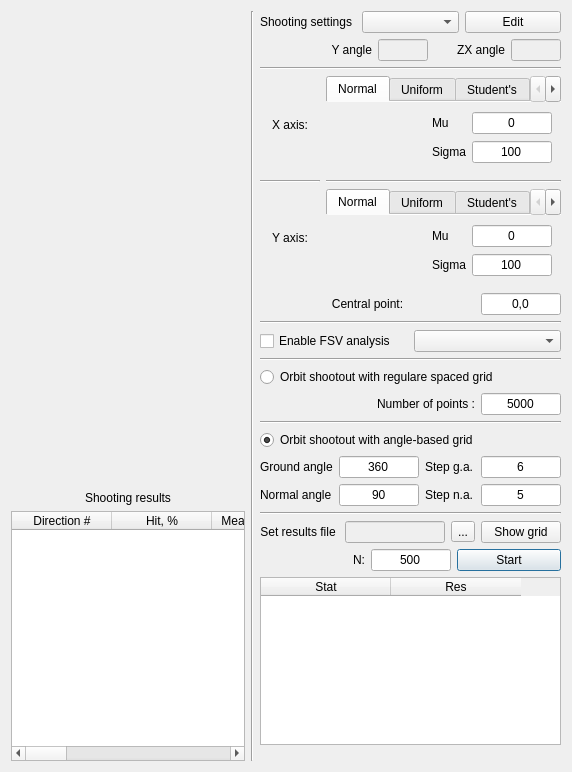
Qt form UI/statsshow.ui (bakeryproducts/ConstructorM4) before a commit.
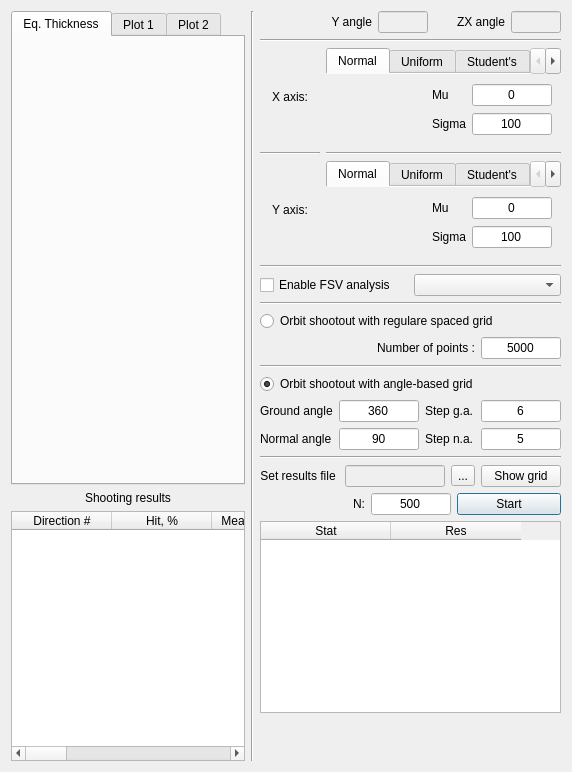
The same form after that commit.

Commit message: Long times, took a break. Refactoring code: making extraction from shooting data in extern class. more of universal usage

```diff
--- a/UI/statsshow.ui
+++ b/UI/statsshow.ui
@@ -17,13 +17,25 @@
    <item>
     <layout class="QVBoxLayout" name="verticalLayout">
      <item>
-      <widget class="QWidget" name="widget" native="true">
-       <property name="sizePolicy">
-        <sizepolicy hsizetype="Expanding" vsizetype="Expanding">
-         <horstretch>0</horstretch>
-         <verstretch>0</verstretch>
-        </sizepolicy>
+      <widget class="QTabWidget" name="tab_graph">
+       <property name="currentIndex">
+        <number>0</number>
        </property>
+       <widget class="QWidget" name="tab_1">
+        <attribute name="title">
+         <string>Eq. Thickness</string>
+        </attribute>
+       </widget>
+       <widget class="QWidget" name="tab_2">
+        <attribute name="title">
+         <string>Plot 1</string>
+        </attribute>
+       </widget>
+       <widget class="QWidget" name="tab_3">
+        <attribute name="title">
+         <string>Plot 2</string>
+        </attribute>
+       </widget>
       </widget>
      </item>
      <item>
@@ -113,27 +125,6 @@
    </item>
    <item>
     <layout class="QVBoxLayout" name="verticalLayout_2">
-     <item>
-      <layout class="QHBoxLayout" name="horizontalLayout_4">
-       <item>
-        <widget class="QLabel" name="label_7">
-         <property name="text">
-          <string>Shooting settings</string>
-         </property>
-        </widget>
-       </item>
-       <item>
-        <widget class="QComboBox" name="cmb_shootset"/>
-       </item>
-       <item>
-        <widget class="QPushButton" name="btn_shootset">
-         <property name="text">
-          <string>Edit</string>
-         </property>
-        </widget>
-       </item>
-      </layout>
-     </item>
      <item>
       <layout class="QGridLayout" name="gridLayout_14">
        <item row="0" column="4">
@@ -1341,42 +1332,6 @@
        </item>
       </layout>
      </item>
-     <item>
-      <layout class="QHBoxLayout" name="horizontalLayout_3">
-       <item>
-        <widget class="QLabel" name="label_11">
-         <property name="text">
-          <string>Central point:</string>
-         </property>
-         <property name="alignment">
-          <set>Qt::AlignCenter</set>
-         </property>
-        </widget>
-       </item>
-       <item>
-        <widget class="QLineEdit" name="ln_point">
-         <property name="sizePolicy">
-          <sizepolicy hsizetype="Minimum" vsizetype="Fixed">
-           <horstretch>0</horstretch>
-           <verstretch>0</verstretch>
-          </sizepolicy>
-         </property>
-         <property name="maximumSize">
-          <size>
-           <width>80</width>
-           <height>16777215</height>
-          </size>
-         </property>
-         <property name="text">
-          <string>0,0</string>
-         </property>
-         <property name="alignment">
-          <set>Qt::AlignCenter</set>
-         </property>
-        </widget>
-       </item>
-      </layout>
-     </item>
      <item>
       <widget class="Line" name="line_4">
        <property name="orientation">
```
Left out of the diff: 4 changed lines with no effect on the pictures. The commit also changes 8 other files.
